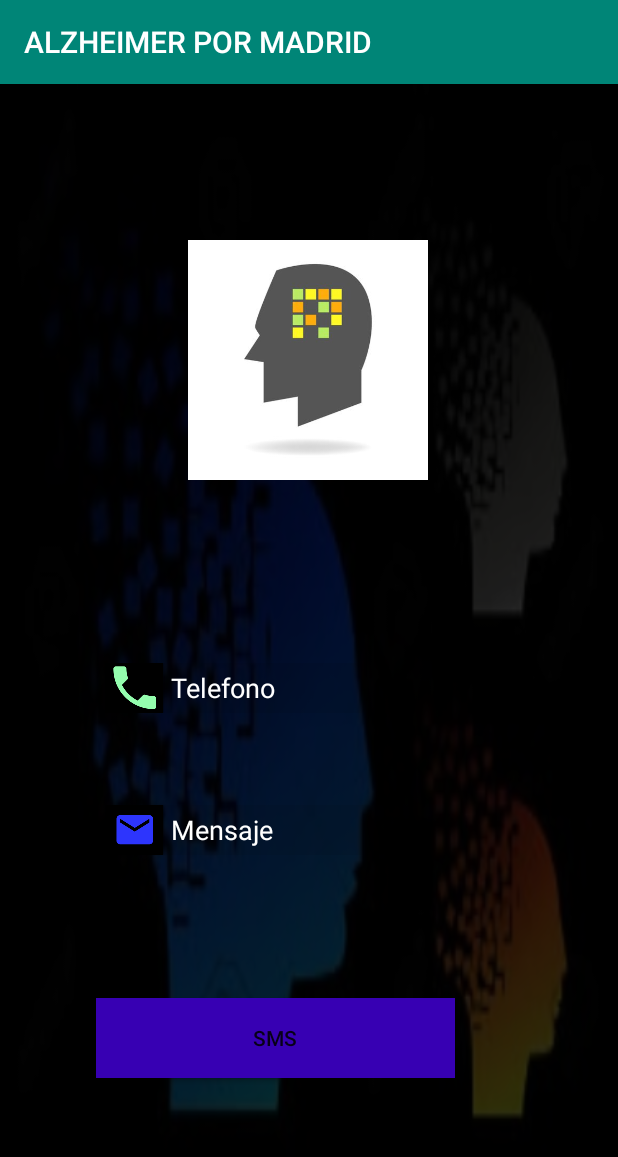
After one commit to AdrianGCS/Proyecto-de-Fin-de-Grado, an Android app: the Sms screen opened directly, with no data from a screen before it, on a phone screen of 412 x 824 dp. The commit adds this screen. Shown: the top 1157 px of the screen. Run offline under Robolectric (Android 15) with nearby library versions, the phone set to English and light mode, and no system bars.

Commit message:
sms en pruebas

```diff
--- a/Proyecto/app/src/main/AndroidManifest.xml
+++ b/Proyecto/app/src/main/AndroidManifest.xml
@@ -12,7 +12,8 @@
     <uses-permission android:name="android.permission.WAKE_LOCK" />
     <uses-permission android:name="android.permission.WRITE_EXTERNAL_STORAGE" />
     <uses-permission android:name="android.permission.ACCESS_FINE_LOCATION" />
-    <uses-permission android:name="android.permission.CALL_PHONE"/>
+    <uses-permission android:name="android.permission.CALL_PHONE" />
+    <uses-permission android:name="android.permission.SEND_SMS" />
 
     <uses-feature
         android:name="android.hardware.camera"
@@ -27,7 +28,8 @@
         android:roundIcon="@mipmap/ic_launcher_round"
         android:supportsRtl="true"
         android:theme="@style/AppTheme">
-        <activity android:name=".LLamar"></activity>
+        <activity android:name=".Sms"/>
+        <activity android:name=".LLamar" />
         <activity android:name=".GeneradorQR" />
         <activity android:name=".Principal" />
         <activity android:name=".Registro" />
--- a/Proyecto/app/src/main/java/com/example/usuario/proyecto/LLamar.java
+++ b/Proyecto/app/src/main/java/com/example/usuario/proyecto/LLamar.java
@@ -26,7 +26,7 @@ private Button boto;
         boto.setOnClickListener(new View.OnClickListener() {
             @Override
             public void onClick(View v) {
-                callPhoneNumber();
+                llamartelefono();
             }
         });
     }
@@ -37,11 +37,11 @@ private Button boto;
         {
             if(grantResults[0] == PackageManager.PERMISSION_GRANTED)
             {
-                callPhoneNumber();
+                llamartelefono();
             }
         }
     }
-    public void callPhoneNumber()
+    public void llamartelefono()
     {
         try
         {
@@ -53,13 +53,13 @@ private Button boto;
                 }
 
                 Intent callIntent = new Intent(Intent.ACTION_CALL);
-                callIntent.setData(Uri.parse("tel:" + telefono.getText().toString()));
+                callIntent.setData(Uri.parse("tel:#31#" + telefono.getText().toString()));
                 startActivity(callIntent);
                 finish();
             }
             else {
                 Intent callIntent = new Intent(Intent.ACTION_CALL);
-                callIntent.setData(Uri.parse("tel:" + telefono.getText().toString()));
+                callIntent.setData(Uri.parse("tel:#31#" + telefono.getText().toString()));
                 startActivity(callIntent);
                 finish();
             }
--- a/Proyecto/app/src/main/java/com/example/usuario/proyecto/Principal.java
+++ b/Proyecto/app/src/main/java/com/example/usuario/proyecto/Principal.java
@@ -18,22 +18,19 @@ public class Principal extends AppCompatActivity {
         /*Intent intento= new Intent(Principal.this,Login.class);
         startActivity(intento);
         */
-            switch (view.getId()){
+        switch (view.getId()){
 
-                case R.id.llamada:
-                    startActivity(new Intent(Principal.this,LLamar.class));
-                    break;
-                /*case R.id.log:
-                    startActivity(new Intent(Principal.this,Login.class));
-                    break;
-                case R.id.registro:
-                    startActivity(new Intent(Principal.this,Registro.class));
-                    break;
-                case R.id.otra:
-                    startActivity(new Intent(Principal.this,GeneradorQR.class));
-                    break;
+            case R.id.envio:
+                startActivity(new Intent(this,Sms.class));
+                break;
+            case R.id.llamada:
+                startActivity(new Intent(this,LLamar.class));
+                break;
+            case R.id.localizacion:
+                startActivity(new Intent(this,Registro.class));
+                break;
 
-*/
-            }
+
+                 }
         }
     }
--- /dev/null
+++ b/Proyecto/app/src/main/java/com/example/usuario/proyecto/Sms.java
@@ -0,0 +1,57 @@
+package com.example.usuario.proyecto;
+
+import android.support.v7.app.AppCompatActivity;
+import android.os.Bundle;
+import android.Manifest;
+import android.content.pm.PackageManager;
+import android.app.Activity;
+import android.telephony.SmsManager;
+import android.util.Log;
+import android.view.Menu;
+import android.view.View;
+import android.widget.Button;
+import android.widget.EditText;
+import android.widget.Toast;
+import android.support.v4.app.ActivityCompat;
+import android.support.v4.content.ContextCompat;
+public class Sms extends AppCompatActivity {
+    private static final int MY_PERMISSIONS_REQUEST_SEND_SMS =0 ;
+    Button dale;
+    EditText telefono;
+    EditText sms;
+
+    @Override
+    protected void onCreate(Bundle savedInstanceState) {
+        super.onCreate(savedInstanceState);
+        setContentView(R.layout.activity_sms);
+        dale = (Button)findViewById(R.id.dale);
+
+        telefono=(EditText)findViewById(R.id.telefono);
+        sms=(EditText)findViewById(R.id.mensaje);
+        if(ActivityCompat.checkSelfPermission(
+                this, Manifest.permission.SEND_SMS)
+                != PackageManager.PERMISSION_GRANTED&& ActivityCompat.checkSelfPermission(
+                this,Manifest
+                        .permission.SEND_SMS)!= PackageManager.PERMISSION_GRANTED){
+            ActivityCompat.requestPermissions(this,new String[]
+                    { Manifest.permission.SEND_SMS,},1000);
+        }else{
+        };
+        dale.setOnClickListener(new View.OnClickListener() {
+            public void onClick(View v) {
+                enviarMensaje(telefono.getText().toString(),"Tu familiar necesita ayuda");
+            }
+        });
+    }
+    private void enviarMensaje (String numero, String mensaje){
+        try {
+            SmsManager sms = SmsManager.getDefault();
+            sms.sendTextMessage(numero,null,mensaje,null,null);
+            Toast.makeText(getApplicationContext(), "Mensaje Enviado.", Toast.LENGTH_LONG).show();
+        }
+        catch (Exception e) {
+            Toast.makeText(getApplicationContext(), "Mensaje no enviado, datos incorrectos.", Toast.LENGTH_LONG).show();
+            e.printStackTrace();
+        }
+    }
+}
--- a/Proyecto/app/src/main/res/layout/activity_principal.xml
+++ b/Proyecto/app/src/main/res/layout/activity_principal.xml
@@ -13,7 +13,7 @@
         android:background="#d0000000"
         android:gravity="center"
         android:orientation="vertical"
-        tools:layout_editor_absoluteX="0dp"
+        tools:layout_editor_absoluteX="16dp"
         tools:layout_editor_absoluteY="0dp">
 
     </LinearLayout>
@@ -40,7 +40,7 @@
         app:layout_constraintVertical_bias="0.634" />
 
     <ImageButton
-        android:id="@+id/sms"
+        android:id="@+id/envio"
         android:layout_width="wrap_content"
         android:layout_height="wrap_content"
         android:layout_marginStart="8dp"
@@ -49,15 +49,16 @@
         android:layout_marginEnd="8dp"
         android:layout_marginRight="8dp"
         android:layout_marginBottom="8dp"
-        android:background="@android:color/holo_red_dark"
-        android:text="SMS"
-android:src="@drawable/sms"
+        android:background="@color/zxing_possible_result_points"
+        android:onClick="onClick"
+        android:src="@drawable/sms"
+        android:text="mensaje"
         app:layout_constraintBottom_toBottomOf="parent"
         app:layout_constraintEnd_toEndOf="parent"
-        app:layout_constraintHorizontal_bias="0.426"
+        app:layout_constraintHorizontal_bias="0.428"
         app:layout_constraintStart_toStartOf="parent"
         app:layout_constraintTop_toTopOf="parent"
-        app:layout_constraintVertical_bias="0.395" />
+        app:layout_constraintVertical_bias="0.414" />
 
     <ImageButton
         android:id="@+id/localizacion"
--- /dev/null
+++ b/Proyecto/app/src/main/res/layout/activity_sms.xml
@@ -0,0 +1,132 @@
+<?xml version="1.0" encoding="utf-8"?>
+<android.support.constraint.ConstraintLayout xmlns:android="http://schemas.android.com/apk/res/android"
+    xmlns:app="http://schemas.android.com/apk/res-auto"
+    xmlns:tools="http://schemas.android.com/tools"
+    android:layout_width="match_parent"
+    android:id="@+id/constraintLayout"
+    android:layout_height="match_parent"
+    android:background="@drawable/descarga"
+    tools:context=".LLamar">
+
+    <android.support.constraint.ConstraintLayout
+        android:id="@+id/linearLayout2"
+        android:layout_width="match_parent"
+        android:layout_height="match_parent"
+        android:background="#d0000000"
+        android:gravity="center"
+        tools:layout_editor_absoluteX="16dp"
+        tools:layout_editor_absoluteY="96dp">
+
+        <Button
+            android:id="@+id/dale"
+            android:layout_width="239dp"
+            android:layout_height="53dp"
+            android:layout_marginStart="8dp"
+            android:layout_marginLeft="8dp"
+            android:layout_marginTop="8dp"
+            android:layout_marginEnd="8dp"
+            android:layout_marginRight="8dp"
+            android:layout_marginBottom="8dp"
+            android:accessibilityHeading="false"
+            android:background="@color/design_default_color_primary_dark"
+            android:drawablePadding="8dp"
+            android:text="SMS"
+            app:layout_constraintBottom_toBottomOf="parent"
+            app:layout_constraintEnd_toEndOf="parent"
+            app:layout_constraintHorizontal_bias="0.358"
+            app:layout_constraintStart_toStartOf="parent"
+            app:layout_constraintTop_toTopOf="parent"
+            app:layout_constraintVertical_bias="0.861" />
+
+        <EditText
+            android:id="@+id/telefono"
+            android:layout_width="237dp"
+            android:layout_height="33dp"
+            android:layout_marginStart="8dp"
+            android:layout_marginLeft="8dp"
+            android:layout_marginTop="8dp"
+            android:layout_marginEnd="8dp"
+            android:layout_marginRight="8dp"
+            android:layout_marginBottom="8dp"
+            android:background="#11000000"
+            android:drawableLeft="@mipmap/ic_telefono"
+            android:ems="10"
+            android:hint="Telefono"
+            android:inputType="phone"
+            android:selectAllOnFocus="true"
+            android:textAllCaps="false"
+            android:textColor="@color/common_google_signin_btn_text_dark_pressed"
+            android:textColorHint="#FFFFFF"
+            android:typeface="normal"
+            android:visibility="visible"
+            app:layout_constraintBottom_toBottomOf="parent"
+            app:layout_constraintEnd_toEndOf="parent"
+            app:layout_constraintHorizontal_bias="0.367"
+            app:layout_constraintStart_toStartOf="parent"
+            app:layout_constraintTop_toTopOf="parent"
+
+            app:layout_constraintVertical_bias="0.526" />
+
+        <EditText
+            android:id="@+id/mensaje"
+            android:layout_width="237dp"
+            android:layout_height="33dp"
+            android:layout_marginStart="8dp"
+            android:layout_marginLeft="8dp"
+            android:layout_marginTop="8dp"
+            android:layout_marginEnd="8dp"
+            android:layout_marginRight="8dp"
+            android:layout_marginBottom="8dp"
+            android:background="#11000000"
+            android:drawableLeft="@mipmap/ic_apellidos"
+            android:ems="10"
+            android:hint="Mensaje"
+            android:inputType="text"
+            android:selectAllOnFocus="true"
+            android:textAllCaps="false"
+            android:textColor="@color/common_google_signin_btn_text_dark_pressed"
+            android:textColorHint="#FFFFFF"
+            android:typeface="normal"
+            android:visibility="visible"
+            app:layout_constraintBottom_toBottomOf="parent"
+            app:layout_constraintEnd_toEndOf="parent"
+            app:layout_constraintHorizontal_bias="0.367"
+            app:layout_constraintStart_toStartOf="parent"
+            app:layout_constraintTop_toTopOf="parent"
+
+            app:layout_constraintVertical_bias="0.658" />
+
+
+        <ImageView
+            android:id="@+id/imageView2"
+            android:layout_width="196dp"
+            android:layout_height="160dp"
+            android:layout_marginStart="8dp"
+            android:layout_marginLeft="8dp"
+            android:layout_marginTop="8dp"
+            android:layout_marginEnd="8dp"
+            android:layout_marginRight="8dp"
+            android:layout_marginBottom="8dp"
+            app:layout_constraintBottom_toBottomOf="parent"
+            app:layout_constraintEnd_toEndOf="parent"
+            app:layout_constraintHorizontal_bias="0.497"
+            app:layout_constraintStart_toStartOf="parent"
+            app:layout_constraintTop_toTopOf="parent"
+            app:layout_constraintVertical_bias="0.162"
+            app:srcCompat="@drawable/ss" />
+
+    </android.support.constraint.ConstraintLayout>
+
+    <android.support.constraint.Guideline
+        android:id="@+id/guideline"
+        android:layout_width="wrap_content"
+        android:layout_height="wrap_content"
+        android:orientation="horizontal"
+        app:layout_constraintGuide_begin="47dp" />
+
+    <android.support.constraint.Barrier
+        android:id="@+id/barrier"
+        android:layout_width="wrap_content"
+        android:layout_height="wrap_content"
+        app:barrierDirection="top" />
+</android.support.constraint.ConstraintLayout>
```
